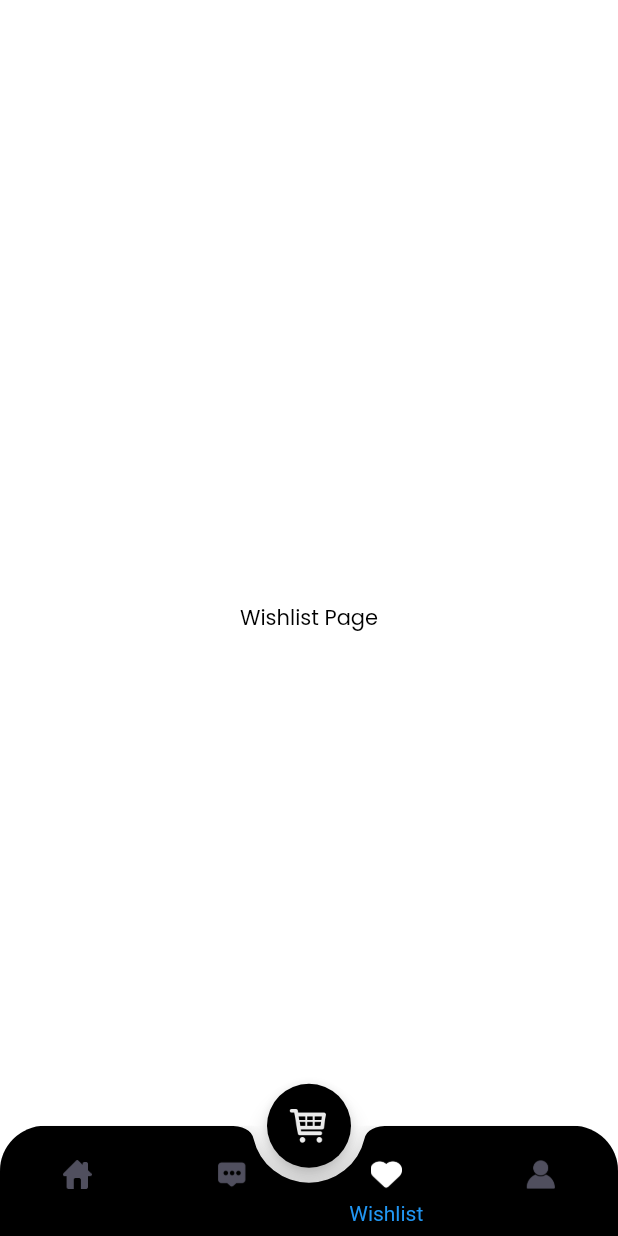
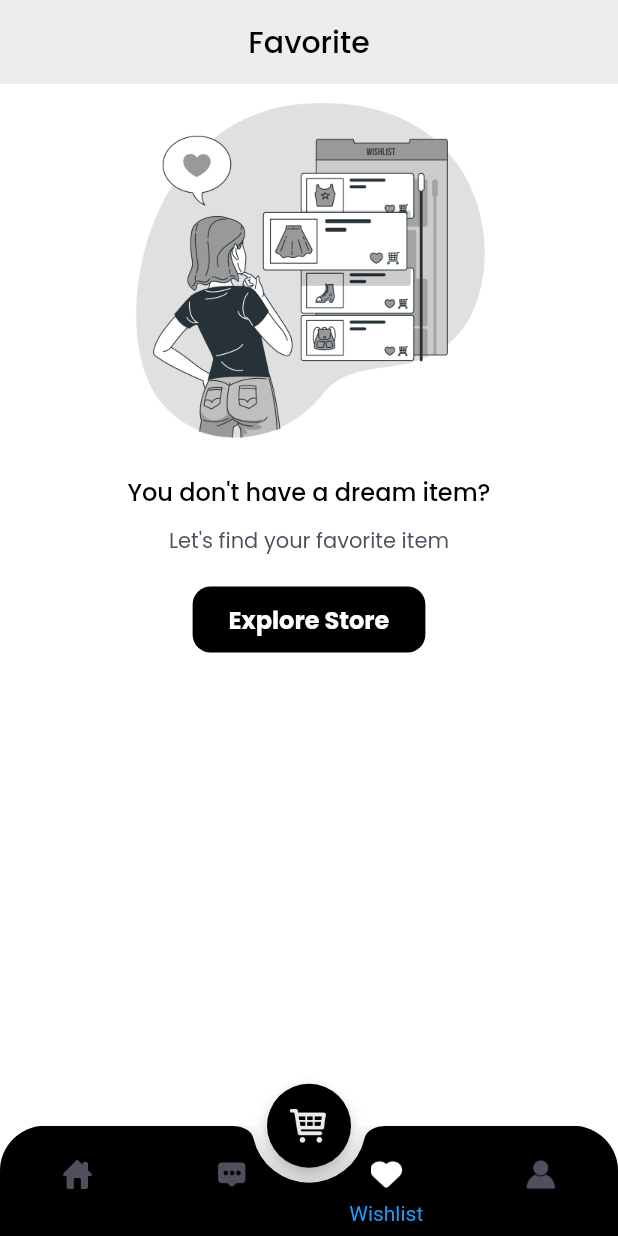
Before and after one commit to jesronmarudut/e-commerce, a Flutter app: the MainPage screen opened by its route, item 3 of the bottom bar chosen, on a phone screen of 412 x 824 dp. Run offline on Flutter 3.47's test engine with Material 2 defaults, Android fonts, the phone set to English and light mode, and no system bars; our stand-ins replace google_fonts.

Commit message:
Wishlist, dan User

```diff
--- a/lib/pages/home/wishlist_page.dart
+++ b/lib/pages/home/wishlist_page.dart
@@ -1,14 +1,109 @@
 import 'package:flutter/material.dart';
+import 'package:sepatu/pages/widgets/wishlist_card.dart';
 import 'package:sepatu/theme.dart';
 
 class WishlistPage extends StatelessWidget {
   @override
   Widget build(BuildContext context) {
-    return Center(
-      child: Text(
-        'Wishlist Page',
-        style: primaryTextStyle,
-      ),
+    Widget header() {
+      return AppBar(
+        backgroundColor: warna4,
+        centerTitle: true,
+        title: Text(
+          'Favorite',
+          style: primaryTextStyle,
+        ),
+        elevation: 12,
+        automaticallyImplyLeading: false, //buat button back hilang
+      );
+    }
+
+    Widget emptyWishlist() {
+      return Expanded(
+        child: Container(
+          width: double.infinity,
+          color: warna1,
+          child: Column(
+            mainAxisAlignment: MainAxisAlignment.start,
+            children: [
+              Image.asset(
+                'assets/image_wishlist.png',
+                width: 250,
+                height: 250,
+              ),
+              SizedBox(
+                height: 10,
+              ),
+              Text(
+                'You don\'t have a dream item?',
+                style: primaryTextStyle.copyWith(
+                  fontSize: 16,
+                  fontWeight: medium,
+                ),
+              ),
+              SizedBox(
+                height: 10,
+              ),
+              Text(
+                'Let\'s find your favorite item',
+                style: thirdTextStyle,
+              ),
+              SizedBox(
+                height: 20,
+              ),
+              Container(
+                height: 44,
+                child: TextButton(
+                  onPressed: () {},
+                  style: TextButton.styleFrom(
+                    padding: EdgeInsets.symmetric(
+                      vertical: 10,
+                      horizontal: 24,
+                    ),
+                    backgroundColor: warna2,
+                    shape: RoundedRectangleBorder(
+                      borderRadius: BorderRadius.circular(12),
+                    ),
+                  ),
+                  child: Text(
+                    'Explore Store',
+                    style: secondaryTextStyle.copyWith(
+                      fontSize: 16,
+                      fontWeight: bold,
+                    ),
+                  ),
+                ),
+              ),
+            ],
+          ),
+        ),
+      );
+    }
+
+    Widget content() {
+      return Expanded(
+        child: Container(
+          color: warna1,
+          child: ListView(
+            padding: EdgeInsets.symmetric(
+              horizontal: defaultMargin,
+            ),
+            children: [
+              WishlistCard(),
+              WishlistCard(),
+              WishlistCard(),
+            ],
+          ),
+        ),
+      );
+    }
+
+    return Column(
+      children: [
+        header(),
+        emptyWishlist(),
+        // content(),
+      ],
     );
   }
 }
--- a/lib/pages/sign_in_page.dart
+++ b/lib/pages/sign_in_page.dart
@@ -205,7 +205,7 @@ class SignInPage extends StatelessWidget {
     return Scaffold(
       resizeToAvoidBottomInset:
           false, //hilangin Bottom Overflowed  by 34 pixels
-      backgroundColor: warna4,
+      backgroundColor: warna1,
       body: SafeArea(
         child: Container(
           margin: EdgeInsets.symmetric(
--- a/lib/pages/sign_up_page.dart
+++ b/lib/pages/sign_up_page.dart
@@ -305,7 +305,7 @@ class SignUpPage extends StatelessWidget {
     return Scaffold(
       resizeToAvoidBottomInset: false,
       //hilangin Bottom Overflowed  by 34 pixels
-      backgroundColor: backgroundColor1,
+      backgroundColor: warna1,
       body: SafeArea(
         child: Expanded(
           child: Container(
@@ -313,7 +313,7 @@ class SignUpPage extends StatelessWidget {
               horizontal: defaultMargin,
             ),
             child: Column(
-              crossAxisAlignment: CrossAxisAlignment.start,
+              crossAxisAlignment: CrossAxisAlignment.center,
               children: [
                 header(),
                 nameInput(),
--- a/lib/pages/splash_page.dart
+++ b/lib/pages/splash_page.dart
@@ -13,7 +13,7 @@ class _SplashPageState extends State<SplashPage> {
   void initState() {
     // TODO: implement initState
     Timer(
-      Duration(seconds: 3),
+      Duration(seconds: 2),
       () => Navigator.pushNamed(context, '/sign-in'),
     );
     super.initState();
--- a/lib/pages/widgets/chat_tile.dart
+++ b/lib/pages/widgets/chat_tile.dart
@@ -26,12 +26,12 @@ class ChatTile extends StatelessWidget {
                     crossAxisAlignment: CrossAxisAlignment.start,
                     children: [
                       Text(
-                        'Joe Alexander',
+                        'Aurelia Vizal',
                         style: primaryTextStyle.copyWith(
                             fontSize: 15, fontWeight: semiBold),
                       ),
                       Text(
-                        'Punten, size 42 aya nte ?',
+                        'Punten, size 42 masih ada?',
                         style: thirdTextStyle.copyWith(
                           fontWeight: medium,
                         ),
```
Also changed, not shown: lib/pages/detail_chat_page.dart (+4 -3 lines), lib/pages/home/chat_page.dart (+12 -11 lines), lib/pages/home/profile_page.dart (+133 -5 lines), lib/pages/widgets/wishlist_card.dart (added, +58 -0 lines), assets/button_exit.png, assets/button_wishlist_blue.png, assets/icon_CS.png, assets/image_profile.png, assets/image_shop_logo.png, assets/image_shop_logo_online.png, assets/image_wishlist.png.
